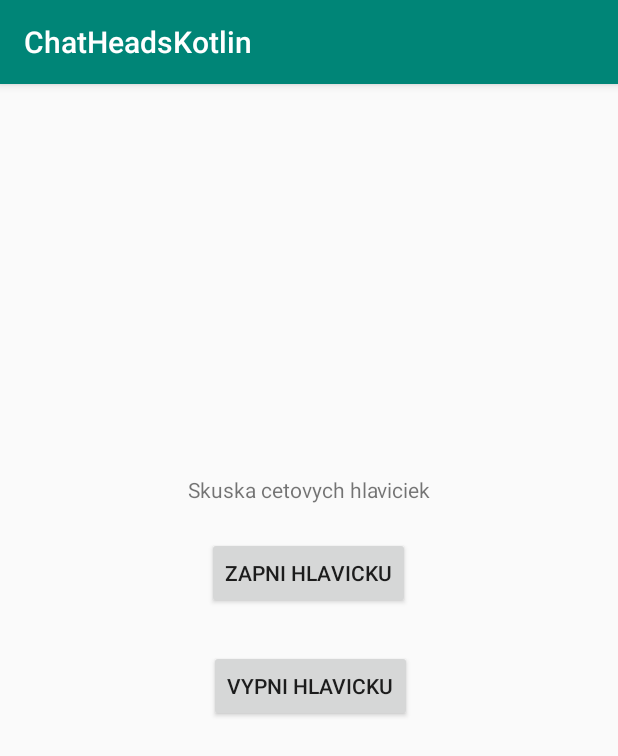
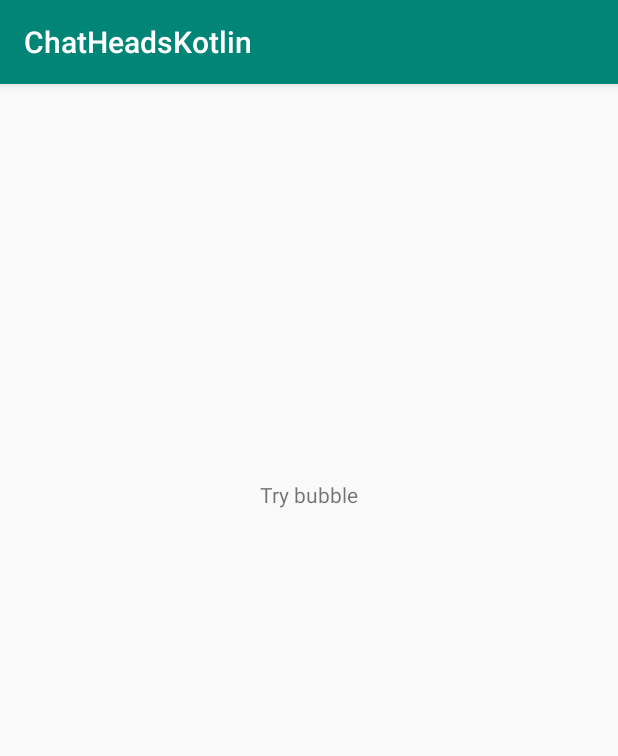
Before and after one commit to macro39/FloatButton, an Android app: the screen it shows after launch (MainActivity), on a phone screen of 412 x 824 dp. Shown: the top 756 px of the screen. Run offline under Robolectric (Android 15) with nearby library versions, the phone set to English and light mode, and no system bars.

Commit message:
Now expanding standalone xml, and buttons on screen deleted

```diff
--- a/app/src/main/java/com/example/chatheadskotlin/FloatButtonActivity.kt
+++ b/app/src/main/java/com/example/chatheadskotlin/FloatButtonActivity.kt
@@ -6,7 +6,7 @@ import androidx.appcompat.app.AppCompatActivity
 /**
  * Created by Kamil Macek on 4. 11. 2019.
  */
-class FloatButtonActivity: AppCompatActivity() {
+class FloatButtonActivity : AppCompatActivity() {
 
     override fun onCreate(savedInstanceState: Bundle?) {
         super.onCreate(savedInstanceState)
--- a/app/src/main/java/com/example/chatheadskotlin/FloatButtonService.kt
+++ b/app/src/main/java/com/example/chatheadskotlin/FloatButtonService.kt
@@ -1,5 +1,6 @@
 package com.example.chatheadskotlin
 
+import android.app.Activity
 import android.content.Context
 import android.graphics.PixelFormat
 import android.graphics.Point
@@ -8,6 +9,7 @@ import android.os.CountDownTimer
 import android.view.*
 import android.widget.ImageView
 import android.widget.RelativeLayout
+import android.widget.Toast
 import kotlin.math.abs
 import kotlin.math.cos
 import kotlin.math.exp
@@ -19,8 +21,10 @@ class FloatButtonService(
     val context: Context
 ) {
 
+    private lateinit var mLayoutInflater: LayoutInflater
+
     private lateinit var mFloatView: View
-    private lateinit var expandedView: View
+    private lateinit var acceptTaskView: View
     private lateinit var bubbleView: View
     private lateinit var mWindowManager: WindowManager
     private lateinit var mDisplaySize: Point
@@ -36,7 +40,9 @@ class FloatButtonService(
     fun onCreate() {
         //super.onCreate()
 
-        mFloatView = LayoutInflater.from(context).inflate(R.layout.float_button, null)
+        mLayoutInflater = LayoutInflater.from(context)
+
+        mFloatView = mLayoutInflater.inflate(R.layout.float_button, null)
 
 
         // check for android version
@@ -46,14 +52,16 @@ class FloatButtonService(
                 WindowManager.LayoutParams.WRAP_CONTENT,
                 WindowManager.LayoutParams.TYPE_APPLICATION_OVERLAY,
                 WindowManager.LayoutParams.FLAG_NOT_FOCUSABLE,
-                PixelFormat.TRANSLUCENT)
+                PixelFormat.TRANSLUCENT
+            )
         } else {
             WindowManager.LayoutParams(
                 WindowManager.LayoutParams.WRAP_CONTENT,
                 WindowManager.LayoutParams.WRAP_CONTENT,
                 WindowManager.LayoutParams.TYPE_PHONE,
                 WindowManager.LayoutParams.FLAG_NOT_FOCUSABLE,
-                PixelFormat.TRANSLUCENT)
+                PixelFormat.TRANSLUCENT
+            )
         }
 
         params.gravity = Gravity.TOP or Gravity.RIGHT
@@ -65,7 +73,14 @@ class FloatButtonService(
         // WindowManager Bad token exe... need to fix
 
         bubbleView = mFloatView.findViewById(R.id.bubble)
-        expandedView = mFloatView.findViewById(R.id.expanded_container)
+        //acceptTaskView = mFloatView.findViewById(R.id.expanded_container)
+
+        // TODO this should be in method
+        // find another xml layout and add to mFloatView
+        acceptTaskView =
+            mLayoutInflater.inflate(R.layout.accept_task, mFloatView as ViewGroup, false)
+
+        (mFloatView as ViewGroup).addView(acceptTaskView)
 
         val width = mWindowManager.defaultDisplay.width
         val height = mWindowManager.defaultDisplay.height
@@ -74,12 +89,17 @@ class FloatButtonService(
 
         mDisplaySize.set(width, height)
 
-        mFloatView.findViewById<ImageView>(R.id.no_button).setOnClickListener {
+        acceptTaskView.findViewById<ImageView>(R.id.no_button).setOnClickListener {
+            //unlockScreen()
             bubbleView.visibility = View.VISIBLE
-            expandedView.visibility = View.GONE
+            acceptTaskView.visibility = View.GONE
         }
 
-        mFloatView.setOnTouchListener(object: View.OnTouchListener {
+        acceptTaskView.findViewById<ImageView>(R.id.yes_button).setOnClickListener {
+            Toast.makeText(context, "YES CLICKED", Toast.LENGTH_SHORT).show()
+        }
+
+        mFloatView.setOnTouchListener(object : View.OnTouchListener {
             var start: Long = 0
             var end: Long = 0
 
@@ -174,18 +194,28 @@ class FloatButtonService(
     }
 
     fun floatButtonClicked() {
+        if (isBubbleVisible()) {
+//            lockScreen()
 
-        if (isViewCollapsed()) {
-            //When user clicks on the image view of the collapsed layout,
-            //visibility of the collapsed layout will be changed to "View.GONE"
-            //and expanded view will become visible.
-            bubbleView.setVisibility(View.GONE);
-            expandedView.setVisibility(View.VISIBLE);
-
+            bubbleView.setVisibility(View.GONE)
+            acceptTaskView.setVisibility(View.VISIBLE)
         }
     }
 
-    fun isViewCollapsed(): Boolean {
+    fun lockScreen() {
+        val activity = context as Activity
+        activity.window.setFlags(
+            WindowManager.LayoutParams.FLAG_NOT_TOUCHABLE,
+            WindowManager.LayoutParams.FLAG_NOT_TOUCHABLE
+        )
+    }
+
+    fun unlockScreen() {
+        val activity = context as Activity
+        activity.window.clearFlags(WindowManager.LayoutParams.FLAG_NOT_TOUCHABLE)
+    }
+
+    fun isBubbleVisible(): Boolean {
         if (mFloatView == null || mFloatView.findViewById<RelativeLayout>(R.id.bubble).visibility == View.VISIBLE) {
             return true
         }
@@ -203,9 +233,8 @@ class FloatButtonService(
     }
 
 
-
     fun moveRight(currentX: Int) {
-        val timer = object: CountDownTimer(500, 5) {
+        val timer = object : CountDownTimer(500, 5) {
             var mParams = mFloatView.layoutParams as WindowManager.LayoutParams
 
             override fun onTick(millisUntilFinished: Long) {
@@ -229,7 +258,7 @@ class FloatButtonService(
     fun moveLeft(currentX: Int) {
         var x = mDisplaySize.x - currentX
 
-        val timer = object: CountDownTimer(500, 5) {
+        val timer = object : CountDownTimer(500, 5) {
             var mParams = mFloatView.layoutParams as WindowManager.LayoutParams
 
             override fun onTick(millisUntilFinished: Long) {
@@ -257,7 +286,6 @@ class FloatButtonService(
     }
 
 
-
     fun onDestroy() {
         //super.onDestroy()
 
--- a/app/src/main/java/com/example/chatheadskotlin/MainActivity.kt
+++ b/app/src/main/java/com/example/chatheadskotlin/MainActivity.kt
@@ -19,37 +19,33 @@ class MainActivity : AppCompatActivity() {
         setContentView(R.layout.activity_main)
 
         floatButtonService = FloatButtonService(this)
-
-        if(Build.VERSION.SDK_INT >= Build.VERSION_CODES.M && !Settings.canDrawOverlays(this)) {
-
-            var intent = Intent(Settings.ACTION_MANAGE_OVERLAY_PERMISSION,
-                    Uri.parse("package:" + getPackageName()));
-            startActivityForResult(intent, CODE_DRAW_OVER_OTHER_APP_PERMISSION)
-        } else {
-            initializeView()
-        }
     }
 
 
     fun initializeView() {
-        findViewById<AppCompatButton>(R.id.add_header).setOnClickListener {
-//            startService(Intent(this, FloatButtonService::class.java))
-            floatButtonService.onCreate()
+        if (Build.VERSION.SDK_INT >= Build.VERSION_CODES.M && !Settings.canDrawOverlays(this)) {
+
+            var intent = Intent(
+                Settings.ACTION_MANAGE_OVERLAY_PERMISSION,
+                Uri.parse("package:" + getPackageName())
+            );
+            startActivityForResult(intent, CODE_DRAW_OVER_OTHER_APP_PERMISSION)
         }
-        findViewById<AppCompatButton>(R.id.remove_header).setOnClickListener {
-            stopService(Intent(this, FloatButtonService::class.java))
-        }
+
+        floatButtonService.onCreate()
     }
 
     override fun onActivityResult(requestCode: Int, resultCode: Int, data: Intent?) {
-        if(requestCode == CODE_DRAW_OVER_OTHER_APP_PERMISSION) {
+        if (requestCode == CODE_DRAW_OVER_OTHER_APP_PERMISSION) {
 
-            if(Settings.canDrawOverlays(this)) {
-                initializeView()
+            if (Settings.canDrawOverlays(this)) {
+                floatButtonService.onCreate()
             } else {
-                Toast.makeText(this,
+                Toast.makeText(
+                    this,
                     "Draw over other app permission not available. Closing the application",
-                    Toast.LENGTH_SHORT).show()
+                    Toast.LENGTH_SHORT
+                ).show()
                 finish()
             }
         } else {
@@ -72,6 +68,6 @@ class MainActivity : AppCompatActivity() {
     override fun onStart() {
         super.onStart()
 
-        floatButtonService.onCreate()
+        initializeView()
     }
 }
--- a/app/src/main/res/layout/activity_main.xml
+++ b/app/src/main/res/layout/activity_main.xml
@@ -10,37 +10,11 @@
         android:id="@+id/textView"
         android:layout_width="wrap_content"
         android:layout_height="wrap_content"
-        android:text="Skuska cetovych hlaviciek"
+        android:text="Try bubble"
         app:layout_constraintBottom_toBottomOf="parent"
         app:layout_constraintLeft_toLeftOf="parent"
         app:layout_constraintRight_toRightOf="parent"
         app:layout_constraintTop_toTopOf="parent"
-        app:layout_constraintVertical_bias="0.348" />
-
-    <Button
-        android:id="@+id/add_header"
-        android:layout_width="wrap_content"
-        android:layout_height="wrap_content"
-        android:layout_marginTop="22dp"
-        android:text="Zapni hlavicku"
-        app:layout_constraintBottom_toBottomOf="parent"
-        app:layout_constraintEnd_toEndOf="parent"
-        app:layout_constraintHorizontal_bias="0.498"
-        app:layout_constraintStart_toStartOf="parent"
-        app:layout_constraintTop_toBottomOf="@+id/textView"
-        app:layout_constraintVertical_bias="0.0" />
-
-    <Button
-        android:id="@+id/remove_header"
-        android:layout_width="wrap_content"
-        android:layout_height="wrap_content"
-        android:layout_marginBottom="252dp"
-        android:text="Vypni hlavicku"
-        app:layout_constraintBottom_toBottomOf="parent"
-        app:layout_constraintEnd_toEndOf="parent"
-        app:layout_constraintHorizontal_bias="0.503"
-        app:layout_constraintStart_toStartOf="parent"
-        app:layout_constraintTop_toBottomOf="@+id/add_header"
-        app:layout_constraintVertical_bias="0.234" />
+        app:layout_constraintVertical_bias="0.353" />
 
 </androidx.constraintlayout.widget.ConstraintLayout>
```
Also changed, not shown: app/src/main/res/layout/accept_task.xml (added, +53 -0 lines), app/src/main/res/layout/float_button.xml (+6 -74 lines), app/src/main/AndroidManifest.xml (line endings or trailing spaces).
